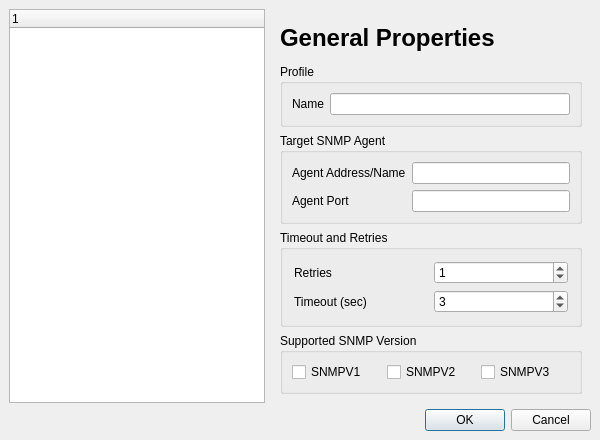
Old version of the form app/agentprofile.ui in the repository verrio/snmpb.
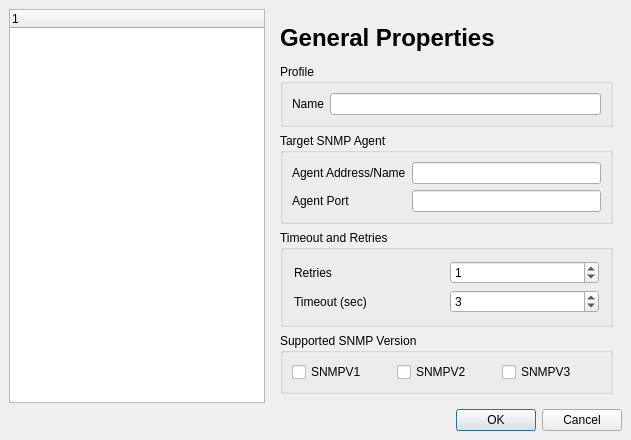
New version of the form. Icons and pictures are not drawn.

Patch:
```diff
--- a/app/agentprofile.ui
+++ b/app/agentprofile.ui
@@ -19,19 +19,17 @@
     along with this program.  If not, see http://www.gnu.org/licenses/.
 </comment>
  <class>AgentProfile</class>
- <widget class="QDialog" name="AgentProfile" >
-  <property name="geometry" >
+ <widget class="QDialog" name="AgentProfile">
+  <property name="geometry">
    <rect>
     <x>0</x>
     <y>0</y>
-    <width>600</width>
+    <width>631</width>
     <height>440</height>
    </rect>
   </property>
-  <property name="sizePolicy" >
-   <sizepolicy>
-    <hsizetype>0</hsizetype>
-    <vsizetype>0</vsizetype>
+  <property name="sizePolicy">
+   <sizepolicy hsizetype="Fixed" vsizetype="Fixed">
     <horstretch>0</horstretch>
     <verstretch>0</verstretch>
    </sizepolicy>
@@ -54,8 +52,8 @@
      <property name="orientation" >
       <enum>Qt::Horizontal</enum>
      </property>
-     <property name="standardButtons" >
-      <set>QDialogButtonBox::Cancel|QDialogButtonBox::NoButton|QDialogButtonBox::Ok</set>
+     <property name="standardButtons">
+      <set>QDialogButtonBox::Cancel|QDialogButtonBox::Ok</set>
      </property>
     </widget>
    </item>
@@ -192,15 +190,15 @@
             </property>
            </widget>
           </item>
-          <item row="1" column="1" >
-           <widget class="QSpinBox" name="Timeout" >
-            <property name="maximum" >
+          <item row="1" column="1">
+           <widget class="QSpinBox" name="Timeout">
+            <property name="minimum">
+             <number>0</number>
+            </property>
+            <property name="maximum">
              <number>20</number>
             </property>
-            <property name="minimum" >
-             <number>0</number>
-            </property>
-            <property name="value" >
+            <property name="value">
              <number>3</number>
             </property>
            </widget>
```
Left out of the diff: 477 changed lines with no effect on the pictures.
